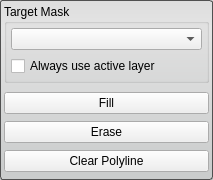
First picture: the form in Interface/ToolInterface/PolylineToolInterface.ui, repository jessdtate/Seg3D, before the edit.
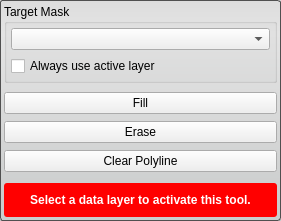
Second picture: the form after the edit. Custom widgets are drawn as their Qt base class.

Commit message: added a warning to the all the tools and filters for when the proper layer isnt selected.

```diff
--- a/Interface/ToolInterface/PolylineToolInterface.ui
+++ b/Interface/ToolInterface/PolylineToolInterface.ui
@@ -6,8 +6,8 @@
    <rect>
     <x>0</x>
     <y>0</y>
-    <width>213</width>
-    <height>180</height>
+    <width>281</width>
+    <height>221</height>
    </rect>
   </property>
   <property name="sizePolicy">
@@ -18,7 +18,7 @@
   </property>
   <property name="minimumSize">
    <size>
-    <width>213</width>
+    <width>280</width>
     <height>158</height>
    </size>
   </property>
@@ -137,6 +137,48 @@
      </layout>
     </widget>
    </item>
+   <item>
+    <widget class="QWidget" name="message_alert_" native="true">
+     <property name="minimumSize">
+      <size>
+       <width>0</width>
+       <height>32</height>
+      </size>
+     </property>
+     <property name="styleSheet">
+      <string notr="true">QLabel#message_{
+	color: white;
+	font: bold;
+}
+
+QWidget#message_alert_{
+	border-radius: 3px;
+	background-color: red;
+}</string>
+     </property>
+     <layout class="QHBoxLayout" name="horizontalLayout_4">
+      <property name="spacing">
+       <number>0</number>
+      </property>
+      <property name="margin">
+       <number>4</number>
+      </property>
+      <item>
+       <widget class="QLabel" name="message_">
+        <property name="text">
+         <string>Select a data layer to activate this tool.</string>
+        </property>
+        <property name="alignment">
+         <set>Qt::AlignCenter</set>
+        </property>
+        <property name="wordWrap">
+         <bool>true</bool>
+        </property>
+       </widget>
+      </item>
+     </layout>
+    </widget>
+   </item>
   </layout>
  </widget>
  <customwidgets>
```
The commit also changes 67 other files.
